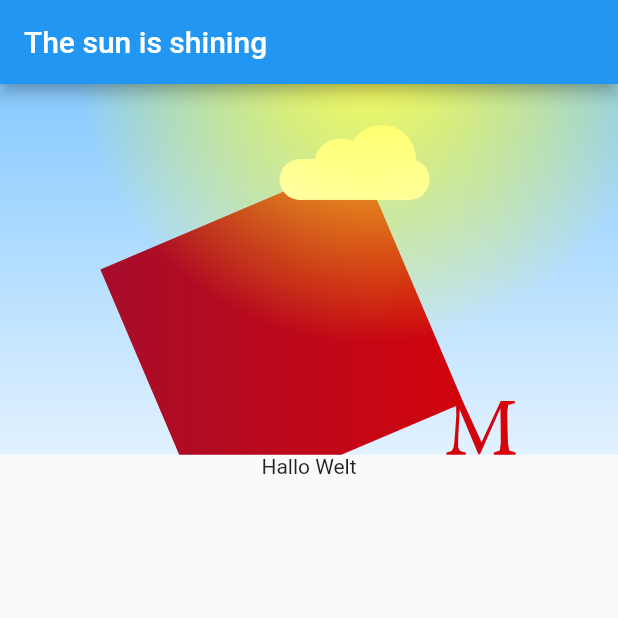
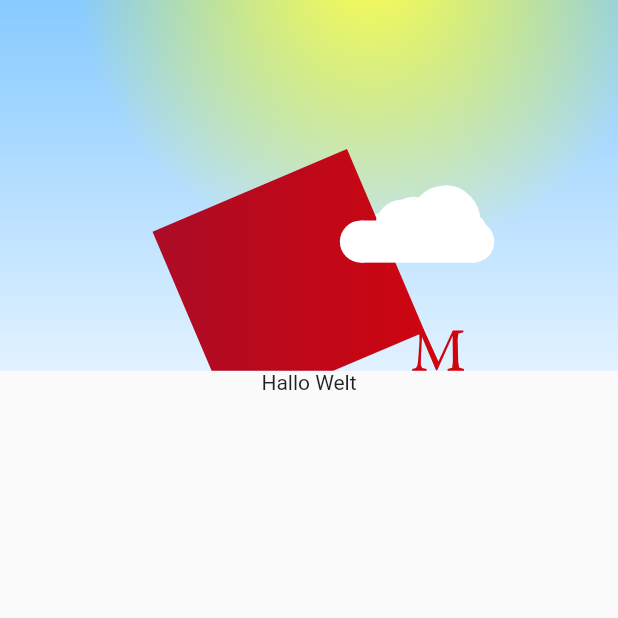
Before and after one commit to mobileappdevhm/concept-team-6, a Flutter app: the screen it shows after launch, on a phone screen of 412 x 824 dp, the top half of it. Run offline on Flutter 3.47's test engine with Material 2 defaults, Android fonts, the phone set to English and light mode, and no system bars.

Commit message:
Finished scenery widget

```diff
--- a/prototype/lib/main.dart
+++ b/prototype/lib/main.dart
@@ -1,5 +1,5 @@
 import 'package:flutter/material.dart';
-import 'package:prototype/ui/widgets/scenery_widget.dart';
+import 'package:prototype/ui/widgets/scenery_widget/scenery_widget.dart';
 
 void main() => runApp(new MyApp());
 
@@ -55,8 +55,7 @@ class _MyHomePageState extends State<MyHomePage> {
   @override
   Widget build(BuildContext context) {
     return new Scaffold(
-        appBar: new AppBar(title: const Text("The sun is shining")),
-        body: new SceneryWrapper(new Text("Hallo Welt"))
+        body: new SceneryWrapperWidget(new Text("Hallo Welt"))
     );
   }
 }
--- a/prototype/lib/ui/widgets/scenery_widget.dart
+++ /dev/null
@@ -1,231 +0,0 @@
-import 'package:flutter/material.dart';
-import 'package:flutter/rendering.dart';
-import 'package:flutter/widgets.dart';
-import 'dart:math';
-
-class SceneryWrapper extends StatelessWidget {
-
-  Widget _child;
-
-  SceneryWrapper(this._child);
-
-  @override
-  Widget build(BuildContext context) {
-    Size size = MediaQuery.of(context).size;
-
-    return new Column(
-      children: <Widget>[
-        new SizedBox(child: new SceneryWidget(), height: size.height * 0.3, width: size.width),
-        new Expanded(
-          child: _child
-        ),
-      ],
-    );
-  }
-
-}
-
-/**
- * Scenery widget showing a nice and sound scenery for the user to enjoy themselves.
- */
-class SceneryWidget extends StatefulWidget {
-  @override
-  State<StatefulWidget> createState() => new _SceneryWidgetState();
-}
-
-/**
- * State of the beautiful scenery widget.
- */
-class _SceneryWidgetState extends State<SceneryWidget> with SingleTickerProviderStateMixin {
-
-  Animation<double> anim;
-  AnimationController controller;
-
-  @override
-  void initState() {
-    super.initState();
-
-    controller = new AnimationController(vsync: this, duration: const Duration(milliseconds: 3000));
-    anim = new Tween(begin: 0.0, end: 200.0).animate(controller)..addListener(() {
-      setState(() {
-
-      });
-    });
-
-    controller.forward();
-  }
-
-  @override
-  Widget build(BuildContext context) {
-    return new CustomPaint(
-      painter: new _Sky(anim)
-    );
-  }
-
-  dispose() {
-    controller.dispose();
-    super.dispose();
-  }
-
-}
-
-typedef Offset Transform(Offset toTransform);
-
-/**
- * Sky canvas.
- */
-class _Sky extends CustomPainter {
-  static const List<Offset> HM_LOGO_POINTS = const <Offset>[
-    const Offset(0.6213973799126637, 0.0),
-    const Offset(0.0, 0.26430131004366814),
-    const Offset(0.1888646288209607, 0.7084061135371179),
-    const Offset(0.5775109170305677, 0.7084061135371179),
-    const Offset(0.8525109170305677, 0.5914847161572052),
-    const Offset(0.853056768558952, 0.6131004366812227),
-    const Offset(0.8503275109170305, 0.6543668122270742),
-    const Offset(0.8483624454148472, 0.6777292576419214),
-    const Offset(0.8465065502183405, 0.6907205240174673),
-    const Offset(0.8419213973799127, 0.6993449781659389),
-    const Offset(0.8295851528384279, 0.7026200873362446),
-    const Offset(0.8295851528384279, 0.7081877729257643),
-    const Offset(0.875764192139738, 0.7081877729257643),
-    const Offset(0.875764192139738, 0.7026200873362446),
-    const Offset(0.8617903930131005, 0.6995633187772925),
-    const Offset(0.857532751091703, 0.6903930131004367),
-    const Offset(0.8574235807860262, 0.6771834061135371),
-    const Offset(0.8580786026200873, 0.6575327510917031),
-    const Offset(0.8610262008733625, 0.6009825327510917),
-    const Offset(0.8614628820960699, 0.6009825327510917),
-    const Offset(0.9058951965065501, 0.7068777292576419),
-    const Offset(0.909825327510917, 0.7068777292576419),
-    const Offset(0.9581877729257643, 0.5982532751091703),
-    const Offset(0.9589519650655022, 0.5982532751091703),
-    const Offset(0.9597161572052402, 0.6791484716157206),
-    const Offset(0.9574235807860262, 0.6983624454148473),
-    const Offset(0.9429039301310044, 0.7028384279475982),
-    const Offset(0.9429039301310044, 0.7084061135371179),
-    const Offset(0.9951965065502184, 0.7084061135371179),
-    const Offset(0.9951965065502184, 0.708296943231441),
-    const Offset(0.9951965065502184, 0.7027292576419214),
-    const Offset(0.9796943231441048, 0.6982532751091703),
-    const Offset(0.9767467248908297, 0.6790393013100436),
-    const Offset(0.975, 0.6072052401746726),
-    const Offset(0.9772925764192141, 0.5889737991266376),
-    const Offset(0.9932314410480348, 0.5848253275109171),
-    const Offset(0.9932314410480348, 0.5792576419213974),
-    const Offset(0.9594978165938864, 0.5792576419213974),
-    const Offset(0.9135371179039301, 0.6786026200873363),
-    const Offset(0.8683406113537118, 0.5792576419213974)
-  ];
-
-  static const double HM_LOGO_MAX_HEIGHT = 0.7084061135371179;
-  static const double HM_LOGO_ASPECT_RATIO = 1.4066339066339;
-
-  Animation<double> animation;
-
-  _Sky(this.animation) : super(repaint: animation);
-
-  @override
-  void paint(Canvas canvas, Size size) {
-    Rect rect = Offset.zero & size;
-
-    _drawSky(canvas, rect);
-    _drawLogo(canvas, rect);
-
-    _drawCloud(canvas, new Offset(animation.value, 50.0), 100.0);
-
-    _drawSun(canvas, rect);
-  }
-
-  void _drawSky(Canvas canvas, Rect rect) {
-    var skyGradient = new LinearGradient(
-        begin: Alignment.topCenter,
-        end: Alignment.bottomCenter,
-        colors: [Color.fromRGBO(135, 202, 255, 1.0), Color.fromRGBO(226, 242, 255, 1.0)],
-        stops: [0.0, 1.0]);
-
-    canvas.drawRect(
-      rect,
-      new Paint()..shader = skyGradient.createShader(rect),
-    );
-  }
-
-  void _drawSun(Canvas canvas, Rect rect) {
-    var gradient = new RadialGradient(center: const Alignment(0.2, -1.2), radius: 0.8, colors: [const Color(0xFFFFFF55), const Color(0x00FFFF00)]);
-
-    canvas.drawRect(
-      rect,
-      new Paint()..shader = gradient.createShader(rect),
-    );
-  }
-
-  void _drawLogo(Canvas canvas, Rect rect) {
-    var logoGradient = new LinearGradient(
-        begin: Alignment.centerLeft, end: Alignment.centerRight, colors: [Color.fromRGBO(154, 16, 51, 1.0), Color.fromRGBO(228, 0, 0, 1.0)], stops: [0.0, 1.0]);
-
-    double logoWidth = min(rect.height, rect.width) * HM_LOGO_ASPECT_RATIO * 0.8;
-    double yOffset = rect.height - HM_LOGO_MAX_HEIGHT * logoWidth;
-    double xOffset = rect.width / 2 - logoWidth / 2;
-
-    canvas.drawPath(
-        new Path()
-          ..addPolygon(_transformPoints(HM_LOGO_POINTS, (offset) => new Offset(offset.dx * logoWidth + xOffset, offset.dy * logoWidth + yOffset)), true),
-        new Paint()..shader = logoGradient.createShader(rect));
-  }
-
-  void _drawCloud(Canvas canvas, Offset offset, double width) {
-    var paint = new Paint()..color = Colors.white;
-
-    double x = offset.dx;
-    double y = offset.dy;
-    double w = width;
-    double h = w / 11 * 6;
-
-    double baseW = w / 11 * 8;
-    double baseH = h / 2;
-
-    canvas.drawRect(new Rect.fromLTWH(x, y, baseW, baseH), paint);
-    canvas.drawCircle(new Offset(x, y + baseH / 2), baseH / 2, paint);
-    canvas.drawCircle(new Offset(x + baseW, y + baseH / 2), baseH / 2, paint);
-
-    canvas.drawCircle(new Offset(x + baseW / 4 * 3, y), baseH / 6 * 5, paint);
-
-    canvas.drawCircle(new Offset(x + baseH, y + baseH / 6), h / 3, paint);
-  }
-
-  /**
-   * Transform points.
-   */
-  List<Offset> _transformPoints(List<Offset> points, Transform transformFct) {
-    List<Offset> newPoints = new List<Offset>();
-
-    for (Offset p in points) {
-      newPoints.add(transformFct.call(p));
-    }
-
-    return newPoints;
-  }
-
-  @override
-  SemanticsBuilderCallback get semanticsBuilder {
-    return (Size size) {
-      Rect rect = Offset.zero & size;
-
-      return [
-        new CustomPainterSemantics(
-          rect: rect,
-          properties: new SemanticsProperties(
-            label: 'Sky',
-            textDirection: TextDirection.ltr,
-          ),
-        ),
-      ];
-    };
-  }
-
-  @override
-  bool shouldRepaint(_Sky oldDelegate) =>  animation.value != oldDelegate.animation.value;
-
-  @override
-  bool shouldRebuildSemantics(_Sky oldDelegate) => false;
-}
--- /dev/null
+++ b/prototype/lib/ui/widgets/scenery_widget/hm_logo_widget.dart
@@ -0,0 +1,124 @@
+import 'dart:math';
+import 'dart:ui';
+
+import 'package:flutter/widgets.dart';
+
+typedef Offset Transform(Offset toTransform);
+
+/**
+ * The HM Logo.
+ */
+class HMLogoWidget extends StatelessWidget {
+
+  /**
+   * By which factor the logo is scaled.
+   */
+  double _scale;
+
+  HMLogoWidget({double scale = 1.0}) {
+    this._scale = scale;
+  }
+
+  @override
+  Widget build(BuildContext context) {
+    return new CustomPaint(
+        painter: new HMLogoPainter(_scale)
+    );
+  }
+
+}
+
+/**
+ * Class containing the HM Logo data.
+ */
+class HMLogoPainter extends CustomPainter {
+
+  static const List<Offset> HM_LOGO_POINTS = const <Offset>[
+    const Offset(0.6213973799126637, 0.0),
+    const Offset(0.0, 0.26430131004366814),
+    const Offset(0.1888646288209607, 0.7084061135371179),
+    const Offset(0.5775109170305677, 0.7084061135371179),
+    const Offset(0.8525109170305677, 0.5914847161572052),
+    const Offset(0.853056768558952, 0.6131004366812227),
+    const Offset(0.8503275109170305, 0.6543668122270742),
+    const Offset(0.8483624454148472, 0.6777292576419214),
+    const Offset(0.8465065502183405, 0.6907205240174673),
+    const Offset(0.8419213973799127, 0.6993449781659389),
+    const Offset(0.8295851528384279, 0.7026200873362446),
+    const Offset(0.8295851528384279, 0.7081877729257643),
+    const Offset(0.875764192139738, 0.7081877729257643),
+    const Offset(0.875764192139738, 0.7026200873362446),
+    const Offset(0.8617903930131005, 0.6995633187772925),
+    const Offset(0.857532751091703, 0.6903930131004367),
+    const Offset(0.8574235807860262, 0.6771834061135371),
+    const Offset(0.8580786026200873, 0.6575327510917031),
+    const Offset(0.8610262008733625, 0.6009825327510917),
+    const Offset(0.8614628820960699, 0.6009825327510917),
+    const Offset(0.9058951965065501, 0.7068777292576419),
+    const Offset(0.909825327510917, 0.7068777292576419),
+    const Offset(0.9581877729257643, 0.5982532751091703),
+    const Offset(0.9589519650655022, 0.5982532751091703),
+    const Offset(0.9597161572052402, 0.6791484716157206),
+    const Offset(0.9574235807860262, 0.6983624454148473),
+    const Offset(0.9429039301310044, 0.7028384279475982),
+    const Offset(0.9429039301310044, 0.7084061135371179),
+    const Offset(0.9951965065502184, 0.7084061135371179),
+    const Offset(0.9951965065502184, 0.708296943231441),
+    const Offset(0.9951965065502184, 0.7027292576419214),
+    const Offset(0.9796943231441048, 0.6982532751091703),
+    const Offset(0.9767467248908297, 0.6790393013100436),
+    const Offset(0.975, 0.6072052401746726),
+    const Offset(0.9772925764192141, 0.5889737991266376),
+    const Offset(0.9932314410480348, 0.5848253275109171),
+    const Offset(0.9932314410480348, 0.5792576419213974),
+    const Offset(0.9594978165938864, 0.5792576419213974),
+    const Offset(0.9135371179039301, 0.6786026200873363),
+    const Offset(0.8683406113537118, 0.5792576419213974)
+  ];
+
+  static const double HM_LOGO_MAX_HEIGHT = 0.7084061135371179;
+  static const double HM_LOGO_ASPECT_RATIO = 1.4066339066339;
+
+  /**
+   * The red gradient of the HM Logo.
+   */
+  static const LinearGradient logoGradient = const LinearGradient(
+      begin: Alignment.centerLeft, end: Alignment.centerRight, colors: [Color.fromRGBO(154, 16, 51, 1.0), Color.fromRGBO(228, 0, 0, 1.0)], stops: [0.0, 1.0]);
+
+  double _scale;
+
+  HMLogoPainter(this._scale);
+
+  /**
+   * Get hm logo polygon points transformed with the passed function.
+   */
+  List<Offset> transformed(Transform transformFct) {
+    List<Offset> newPoints = new List<Offset>();
+
+    for (Offset p in HM_LOGO_POINTS) {
+      newPoints.add(transformFct.call(p));
+    }
+
+    return newPoints;
+  }
+
+  @override
+  void paint(Canvas canvas, Size size) {
+    Rect rect = Offset.zero & size;
+
+    double logoWidth = min(rect.height, rect.width) * HM_LOGO_ASPECT_RATIO * _scale;
+    double yOffset = rect.height - HM_LOGO_MAX_HEIGHT * logoWidth;
+    double xOffset = rect.width / 2 - logoWidth / 2;
+
+    canvas.drawPath(new Path()..addPolygon(transformed((offset) => new Offset(offset.dx * logoWidth + xOffset, offset.dy * logoWidth + yOffset)), true),
+        new Paint()..shader = logoGradient.createShader(rect));
+  }
+
+  /**
+   * HM Logo should not be redrawn since it is not chaning during its
+   * lifetime.
+   */
+  @override
+  bool shouldRepaint(CustomPainter oldDelegate) => false;
+
+}
--- /dev/null
+++ b/prototype/lib/ui/widgets/scenery_widget/scenery_widget.dart
@@ -0,0 +1,197 @@
+import 'dart:math';
+
+import 'package:flutter/material.dart';
+import 'package:flutter/rendering.dart';
+import 'package:flutter/widgets.dart';
+
+import 'package:prototype/ui/widgets/scenery_widget/hm_logo_widget.dart';
+
+class SceneryWrapperWidget extends StatelessWidget {
+  final Widget _child;
+
+  SceneryWrapperWidget(this._child);
+
+  @override
+  Widget build(BuildContext context) {
+    Size size = MediaQuery.of(context).size;
+
+    return new Column(children: <Widget>[new SizedBox(child: new SceneryWidget(), height: size.height * 0.3, width: size.width), new Expanded(child: _child)]);
+  }
+}
+
+/**
+ * Scenery widget showing a nice and sound scenery for the user to enjoy themselves.
+ */
+class SceneryWidget extends StatefulWidget {
+  @override
+  State<StatefulWidget> createState() => new _SceneryWidgetState();
+}
+
+/**
+ * State of the beautiful scenery widget.
+ */
+class _SceneryWidgetState extends State<SceneryWidget> with TickerProviderStateMixin {
+  static const int MAX_DURATION = 30;
+  static const int MIN_DURATION = 10;
+
+  List<Animation<double>> anims = <Animation<double>>[];
+  List<AnimationController> controllers = <AnimationController>[];
+
+  @override
+  void initState() {
+    super.initState();
+
+    var rng = new Random();
+
+    controllers.add(new AnimationController(vsync: this, duration: new Duration(seconds: max(MIN_DURATION, rng.nextInt(MAX_DURATION)))));
+    anims.add(new Tween(begin: rng.nextDouble(), end: rng.nextDouble()).animate(controllers[0])..addStatusListener((status) {
+      if (status == AnimationStatus.completed) {
+        controllers[0].reverse();
+      } else if (status == AnimationStatus.dismissed) {
+        controllers[0].forward();
+      }
+    }));
+
+    controllers.add(new AnimationController(vsync: this, duration: new Duration(seconds: max(MIN_DURATION, rng.nextInt(MAX_DURATION)))));
+    anims.add(new Tween(begin: rng.nextDouble(), end: rng.nextDouble()).animate(controllers[1])..addStatusListener((status) {
+      if (status == AnimationStatus.completed) {
+        controllers[1].reverse();
+      } else if (status == AnimationStatus.dismissed) {
+        controllers[1].forward();
+      }
+    }));
+
+    for (var c in controllers) {
+      c.forward();
+    }
+  }
+
+  @override
+  Widget build(BuildContext context) {
+    Size size = MediaQuery.of(context).size;
+    double minSize = min(size.width, size.height);
+
+    return new Stack(children: <Widget>[
+      new CustomPaint(painter: new _Sky()),
+      new Container(child: new CloudWidget(minSize / 5, anims[0]), alignment: Alignment.centerLeft),
+      new HMLogoWidget(scale: 0.6),
+      new Container(child: new CloudWidget(minSize / 4, anims[1]), alignment: Alignment.centerLeft)
+    ], fit: StackFit.expand);
+  }
+
+  dispose() {
+    for (var c in controllers) {
+      c.dispose();
+    }
+
+    super.dispose();
+  }
+}
+
+class CloudWidget extends StatefulWidget {
+  final double _width;
+  final Animation<double> _animation;
+
+  CloudWidget(this._width, this._animation);
+
+  @override
+  State<StatefulWidget> createState() => new _CloudWidgetState(_width, _animation);
+}
+
+class _CloudWidgetState extends State<CloudWidget> {
+  double width;
+  Animation<double> animation;
+
+  _CloudWidgetState(this.width, this.animation) {
+    if (animation != null) {
+      animation.addListener(() {
+        setState(() {
+          // Cause repaint.
+        });
+      });
+    }
+  }
+
+  @override
+  Widget build(BuildContext context) {
+    if (animation == null) {
+      return new CustomPaint(painter: new _Cloud(width));
+    } else {
+      Size size = MediaQuery.of(context).size;
+
+      return new Container(child: new CustomPaint(painter: new _Cloud(width)), margin: new EdgeInsets.only(left: animation.value * (size.width - width)));
+    }
+  }
+}
+
+/**
+ * Cloud canvas.
+ */
+class _Cloud extends CustomPainter {
+  static var cloudPaint = new Paint()..color = Colors.white;
+
+  double width;
+
+  _Cloud(this.width);
+
+  @override
+  void paint(Canvas canvas, Size size) {
+    Rect s = Offset.zero & size;
+
+    double h = width / 11 * 6;
+    double baseW = width / 11 * 8;
+    double baseH = h / 2;
+
+    double x = s.left + baseH / 2;
+    double y = s.top + width / 11 * 2.5;
+
+    canvas.drawRect(new Rect.fromLTWH(x, y, baseW, baseH), cloudPaint);
+    canvas.drawCircle(new Offset(x, y + baseH / 2), baseH / 2, cloudPaint);
+    canvas.drawCircle(new Offset(x + baseW, y + baseH / 2), baseH / 2, cloudPaint);
+
+    canvas.drawCircle(new Offset(x + baseW / 4 * 3, y), baseH / 6 * 5, cloudPaint);
+
+    canvas.drawCircle(new Offset(x + baseH, y + baseH / 6), h / 3, cloudPaint);
+  }
+
+  @override
+  bool shouldRepaint(CustomPainter oldDelegate) => false;
+}
+
+/**
+ * Sky canvas.
+ */
+class _Sky extends CustomPainter {
+  @override
+  void paint(Canvas canvas, Size size) {
+    Rect rect = Offset.zero & size;
+
+    _drawSky(canvas, rect);
+    _drawSun(canvas, rect);
+  }
+
+  void _drawSky(Canvas canvas, Rect rect) {
+    var skyGradient = new LinearGradient(
+        begin: Alignment.topCenter,
+        end: Alignment.bottomCenter,
+        colors: [Color.fromRGBO(135, 202, 255, 1.0), Color.fromRGBO(226, 242, 255, 1.0)],
+        stops: [0.0, 1.0]);
+
+    canvas.drawRect(
+      rect,
+      new Paint()..shader = skyGradient.createShader(rect),
+    );
+  }
+
+  void _drawSun(Canvas canvas, Rect rect) {
+    var gradient = new RadialGradient(center: const Alignment(0.2, -1.2), radius: 0.8, colors: [const Color(0xFFFFFF55), const Color(0x00FFFF00)]);
+
+    canvas.drawRect(
+      rect,
+      new Paint()..shader = gradient.createShader(rect),
+    );
+  }
+
+  @override
+  bool shouldRepaint(_Sky oldDelegate) => false;
+}
```
